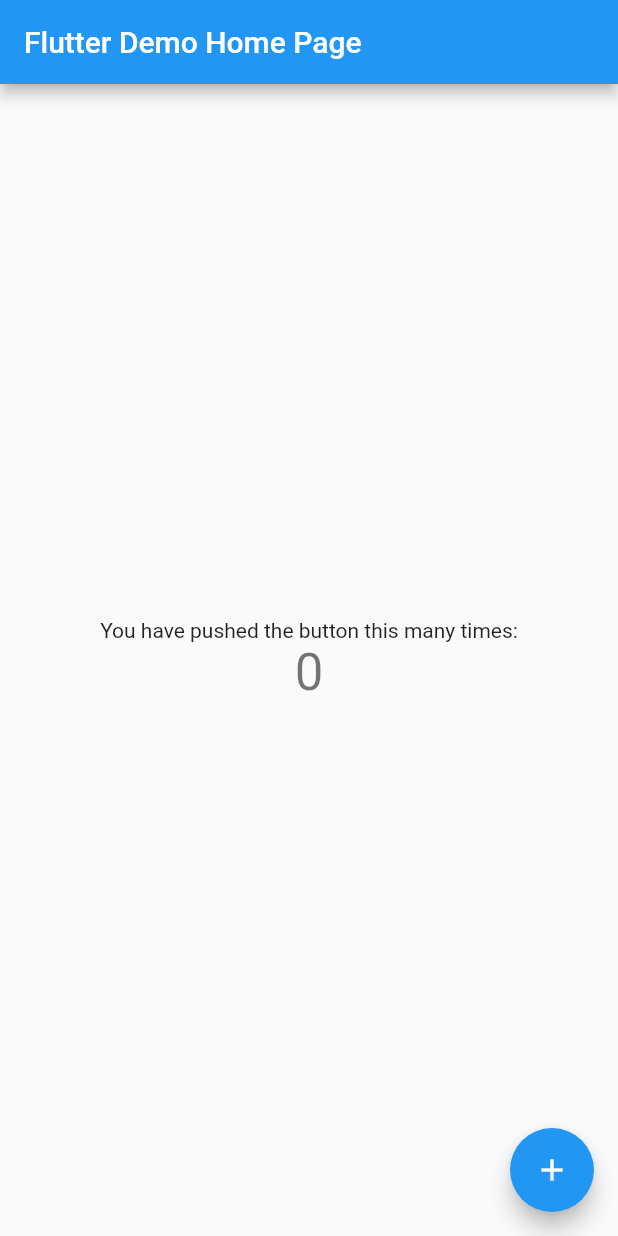
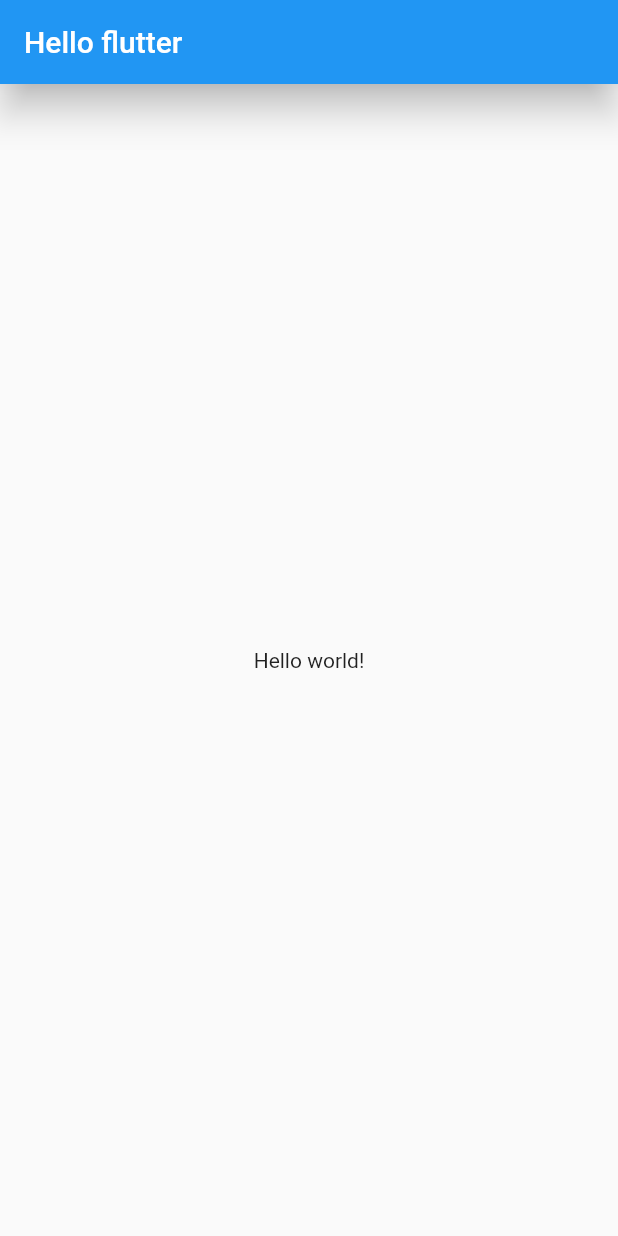
Before and after one commit to marlaangsoul/ex_flutter, a Flutter app: the screen it shows after launch, on a phone screen of 412 x 824 dp. Run offline on Flutter 3.47's test engine with Material 2 defaults, Android fonts, the phone set to English and light mode, and no system bars.

Commit message:
2023/02/09 study

```diff
--- a/toonflix/lib/main.dart
+++ b/toonflix/lib/main.dart
@@ -1,115 +1,40 @@
+import 'package:flutter/cupertino.dart';
 import 'package:flutter/material.dart';
 
 void main() {
-  runApp(const MyApp());
+  runApp(App());
+  // 모든 화면과 버튼 등의 모든 것들이 APP Widget으로 부터 생성 된다.
+  // 우리앱의 root widget이 App이 되는 것이다.
+  // root는 어떤 결정을 해야한다.
+  // Meterial 디자인과 Ios의 Cupertino 디자인.
 }
 
-class MyApp extends StatelessWidget {
-  const MyApp({super.key});
+class App extends StatelessWidget {
+  @override // 상속 받는 것, StatelessWidget의 build 속 성관련 상속
+  Widget build(BuildContext context) {
+    // TODO: implement build
+    // throw UnimplementedError();
 
-  // This widget is the root of your application.
-  @override
-  Widget build(BuildContext context) {
     return MaterialApp(
-      title: 'Flutter Demo',
-      theme: ThemeData(
-        // This is the theme of your application.
-        //
-        // Try running your application with "flutter run". You'll see the
-        // application has a blue toolbar. Then, without quitting the app, try
-        // changing the primarySwatch below to Colors.green and then invoke
-        // "hot reload" (press "r" in the console where you ran "flutter run",
-        // or simply save your changes to "hot reload" in a Flutter IDE).
-        // Notice that the counter didn't reset back to zero; the application
-        // is not restarted.
-        primarySwatch: Colors.blue,
+      home: Scaffold(
+        appBar: AppBar(
+          centerTitle: false,
+          elevation: 10,
+          title: Text('Hello flutter'),
+        ),
+        body: Center(
+          child: Text('Hello world!'),
+        ),
       ),
-      home: const MyHomePage(title: 'Flutter Demo Home Page'),
     );
+    // 구글 바탕 : flutter가 구글 것이기 때문에 더 다양한 위젯과 조합이 있다.
+    //return CupertinoApp(); // 애플 바탕
+    // 둘 중 하나를 반드시 선택해줘야 한다.
+
+    // MaterialApp 은 클래스 형태.
+    // 여기서 클래스에 많은 멤버가 있는데 여기서 우선 봐야 할것은 homm이다.
+
+    // (Hello world!)가 안보일때. 화면은 scaffold 라는 것을 반드시 가져야한다.
+    // 스카폴드는 하나의 구조. 상단, 중앙, 하단버튼 등등
   }
 }
-
-class MyHomePage extends StatefulWidget {
-  const MyHomePage({super.key, required this.title});
-
-  // This widget is the home page of your application. It is stateful, meaning
-  // that it has a State object (defined below) that contains fields that affect
-  // how it looks.
-
-  // This class is the configuration for the state. It holds the values (in this
-  // case the title) provided by the parent (in this case the App widget) and
-  // used by the build method of the State. Fields in a Widget subclass are
-  // always marked "final".
-
-  final String title;
-
-  @override
-  State<MyHomePage> createState() => _MyHomePageState();
-}
-
-class _MyHomePageState extends State<MyHomePage> {
-  int _counter = 0;
-
-  void _incrementCounter() {
-    setState(() {
-      // This call to setState tells the Flutter framework that something has
-      // changed in this State, which causes it to rerun the build method below
-      // so that the display can reflect the updated values. If we changed
-      // _counter without calling setState(), then the build method would not be
-      // called again, and so nothing would appear to happen.
-      _counter++;
-    });
-  }
-
-  @override
-  Widget build(BuildContext context) {
-    // This method is rerun every time setState is called, for instance as done
-    // by the _incrementCounter method above.
-    //
-    // The Flutter framework has been optimized to make rerunning build methods
-    // fast, so that you can just rebuild anything that needs updating rather
-    // than having to individually change instances of widgets.
-    return Scaffold(
-      appBar: AppBar(
-        // Here we take the value from the MyHomePage object that was created by
-        // the App.build method, and use it to set our appbar title.
-        title: Text(widget.title),
-      ),
-      body: Center(
-        // Center is a layout widget. It takes a single child and positions it
-        // in the middle of the parent.
-        child: Column(
-          // Column is also a layout widget. It takes a list of children and
-          // arranges them vertically. By default, it sizes itself to fit its
-          // children horizontally, and tries to be as tall as its parent.
-          //
-          // Invoke "debug painting" (press "p" in the console, choose the
-          // "Toggle Debug Paint" action from the Flutter Inspector in Android
-          // Studio, or the "Toggle Debug Paint" command in Visual Studio Code)
-          // to see the wireframe for each widget.
-          //
-          // Column has various properties to control how it sizes itself and
-          // how it positions its children. Here we use mainAxisAlignment to
-          // center the children vertically; the main axis here is the vertical
-          // axis because Columns are vertical (the cross axis would be
-          // horizontal).
-          mainAxisAlignment: MainAxisAlignment.center,
-          children: <Widget>[
-            const Text(
-              'You have pushed the button this many times:',
-            ),
-            Text(
-              '$_counter',
-              style: Theme.of(context).textTheme.headline4,
-            ),
-          ],
-        ),
-      ),
-      floatingActionButton: FloatingActionButton(
-        onPressed: _incrementCounter,
-        tooltip: 'Increment',
-        child: const Icon(Icons.add),
-      ), // This trailing comma makes auto-formatting nicer for build methods.
-    );
-  }
-}
```
Also changed, not shown: toonflix/pubspec.lock, 3 other files.
